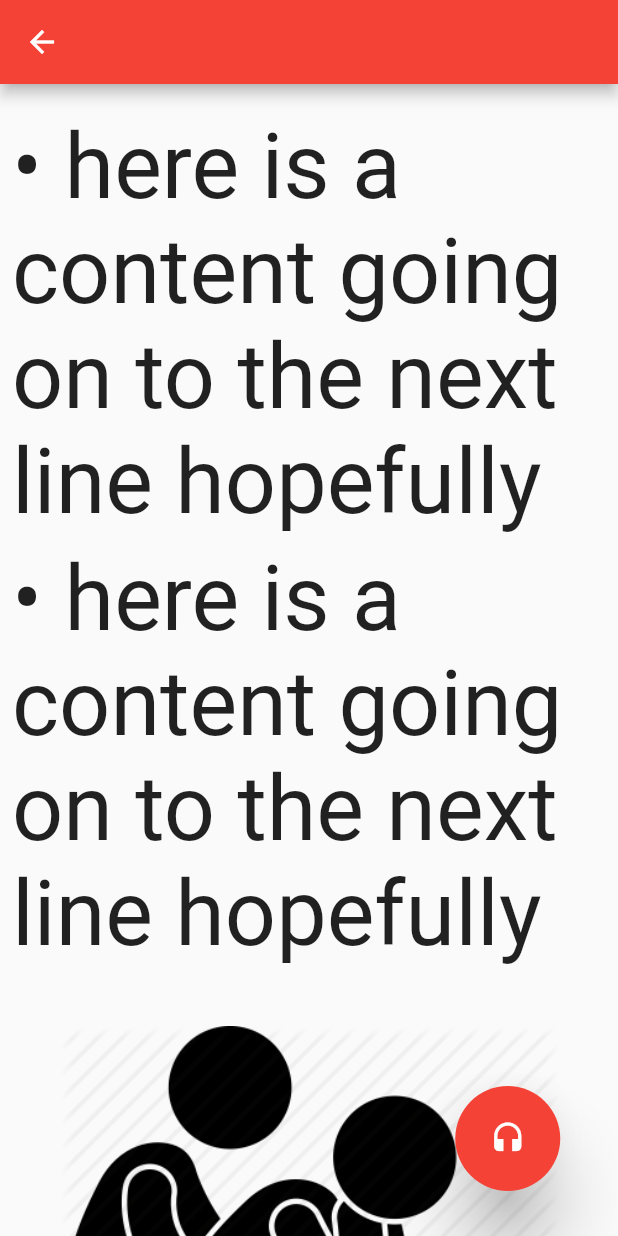
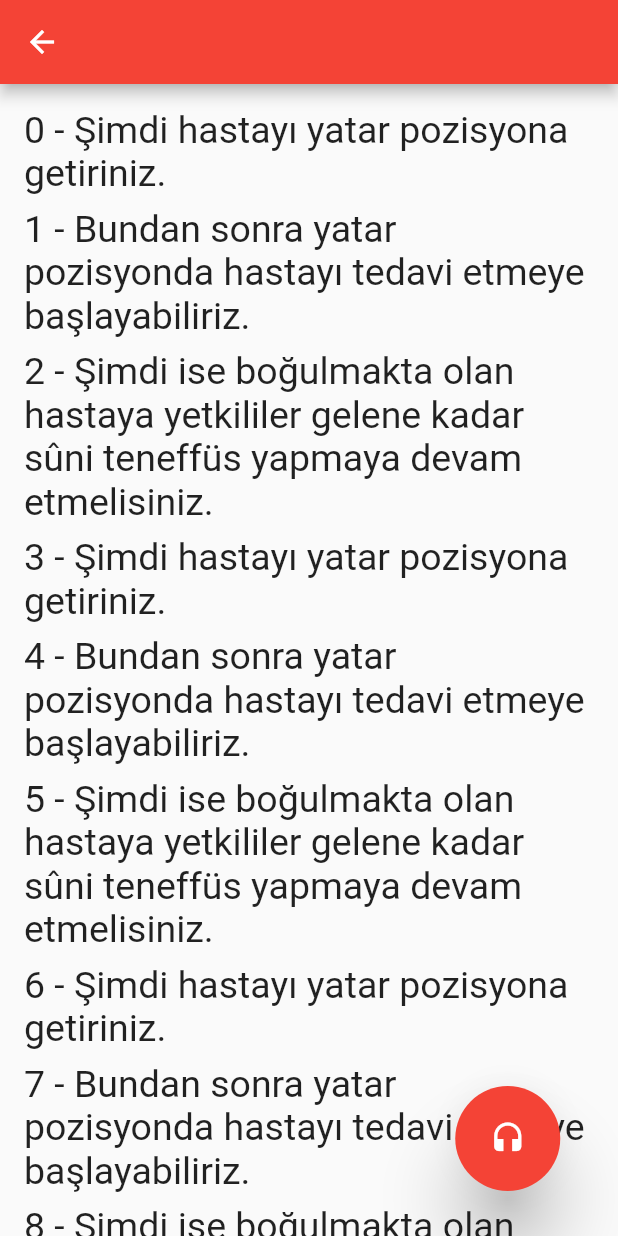
Before and after one commit to kubilayorcun/First-Aid-Application, a Flutter app: the MethodPage screen opened directly with empty values, after a tap on the "headset" icon, on a phone screen of 412 x 824 dp. Run offline on Flutter 3.47's test engine with Material 2 defaults, Android fonts, the phone set to English and light mode, and no system bars; our stand-ins replace flutter_tts.

Commit message:
ui improvements, tts func

```diff
--- a/lib/MethodPage.dart
+++ b/lib/MethodPage.dart
@@ -12,8 +12,8 @@ class MethodPage extends StatefulWidget {
   State<StatefulWidget> createState() {
     return new _MethodPageState(appBarTitle);
   }
+}
 
-}
 enum TtsState { playing, stopped }
 
 class _MethodPageState extends State<MethodPage> {
@@ -22,10 +22,9 @@ class _MethodPageState extends State<MethodPage> {
   TtsState ttsState = TtsState.stopped;
   final controller = ScrollController();
   double cWidth = 0.0;
-  double itemHeight = 28.0;
-  double itemsCount = 20;
+  double itemHeight = 25.0;
+  double itemsCount = 8;
   double screenWidth;
-
 
   _MethodPageState(String appBarTitle) {
     this.appBarTitle = appBarTitle;
@@ -72,6 +71,15 @@ class _MethodPageState extends State<MethodPage> {
     });
   }
 
+  void readContent(List content) {
+    String strContent = "";
+    for(int i = 0; i < content.length; i++){
+      strContent = strContent + content[i];
+    }
+
+    _speak(strContent);
+  }
+
   Future _speak(String step) async {
     var result = await flutterTts.speak(step);
     if (result == 1) setState(() => ttsState = TtsState.playing);
@@ -82,17 +90,18 @@ class _MethodPageState extends State<MethodPage> {
     if (result == 1) setState(() => ttsState = TtsState.stopped);
   }
 
-
   @override
   Widget build(BuildContext context) {
-
     List<String> methodSteps = new List();
     methodSteps.add("Şimdi hastayı yatar pozisyona getiriniz.");
-    methodSteps.add(
-        "Bundan sonra yatar pozisyonda hastayı tedavi etmeye başlayabiliriz.");
-    methodSteps.add(
-        "Şimdi ise boğulmakta olan hastaya yetkililer gelene kadar sûni teneffüs yapmaya devam etmelisiniz.");
-
+    methodSteps.add("Bundan sonra yatar pozisyonda hastayı tedavi etmeye başlayabiliriz.");
+    methodSteps.add("Şimdi ise boğulmakta olan hastaya yetkililer gelene kadar sûni teneffüs yapmaya devam etmelisiniz.");
+    methodSteps.add("Şimdi hastayı yatar pozisyona getiriniz.");
+    methodSteps.add("Bundan sonra yatar pozisyonda hastayı tedavi etmeye başlayabiliriz.");
+    methodSteps.add("Şimdi ise boğulmakta olan hastaya yetkililer gelene kadar sûni teneffüs yapmaya devam etmelisiniz.");
+    methodSteps.add("Şimdi hastayı yatar pozisyona getiriniz.");
+    methodSteps.add("Bundan sonra yatar pozisyonda hastayı tedavi etmeye başlayabiliriz.");
+    methodSteps.add("Şimdi ise boğulmakta olan hastaya yetkililer gelene kadar sûni teneffüs yapmaya devam etmelisiniz.");
 
     screenWidth = MediaQuery.of(context).size.width;
     return Scaffold(
@@ -100,69 +109,31 @@ class _MethodPageState extends State<MethodPage> {
         title: Text(appBarTitle),
       ),
       body: Column(
+        crossAxisAlignment: CrossAxisAlignment.start,
         children: <Widget>[
           Container(
               height: 12.0,
               width: cWidth,
-              color: Colors.green
+              color: Colors.redAccent
           ),
           Expanded(
-            child: SingleChildScrollView(
-              controller: controller,
-              child: Column(
-                children: <Widget>[
-                  Container(
-                    padding: EdgeInsets.only(top: 8.0, left: 8.0),
-                    child: Text(
-                      "• here is a content going on to the next line hopefully",
-                      style: TextStyle(fontSize: 60.0),
+              child: ListView.builder(
+                controller: controller,
+                itemCount: methodSteps.length,
+                itemBuilder: (context, index) {
+                  return ListTile(
+                    title: Text(
+                        "$index - " + methodSteps[index],
+                        style: TextStyle(fontSize: 25.0),
                     ),
-                  ),
-                  Container(
-                    padding: EdgeInsets.only(top: 8.0, left: 8.0),
-                    child: Text(
-                      "• here is a content going on to the next line hopefully",
-                      style: TextStyle(fontSize: 60.0),
-                    ),
-                  ),
-                  Container(
-                    padding: EdgeInsets.all(40.0),
-                    child: Image.asset(
-                      'assets/pic.png',
-                    ),
-                  ),
-                  Container(
-                    padding: EdgeInsets.only(top: 8.0, left: 8.0, bottom: 15.0),
-                    child: Text(
-                      "• here is a content going on to the next line hopefully",
-                      style: TextStyle(fontSize: 60.0),
-                    ),
-                  ),
-                  Container(
-                    padding: EdgeInsets.only(top: 8.0, left: 8.0, bottom: 15.0),
-                    child: Text(
-                      "• here is a content going on to the next line hopefully",
-                      style: TextStyle(fontSize: 60.0),
-                    ),
-                  ),
-                  Container(
-                    padding: EdgeInsets.only(top: 8.0, left: 8.0, bottom: 15.0),
-                    child: Text(
-                      "• here is a content going on to the next line hopefully",
-                      style: TextStyle(fontSize: 60.0),
-                    ),
-                  ),
-                ],
-              ),
-            ),
-          ),
+                  );
+                },
+              )),
         ],
       ),
       floatingActionButton: Container(
         child: FloatingActionButton(
-          onPressed: () =>
-              _speak(
-                  "Şimdi, kazâzedenin başını hafifçe kaldırmalısınız ki hasta nefes almakta güçlük çekmesin."),
+          onPressed: () => readContent(methodSteps),
           child: Icon(Icons.headset),
           elevation: 20.0,
         ),
@@ -176,7 +147,6 @@ class _MethodPageState extends State<MethodPage> {
       floatingActionButtonLocation: FloatingActionButtonLocation.endDocked,
     );
   }
-
 }
 
 /**
```
